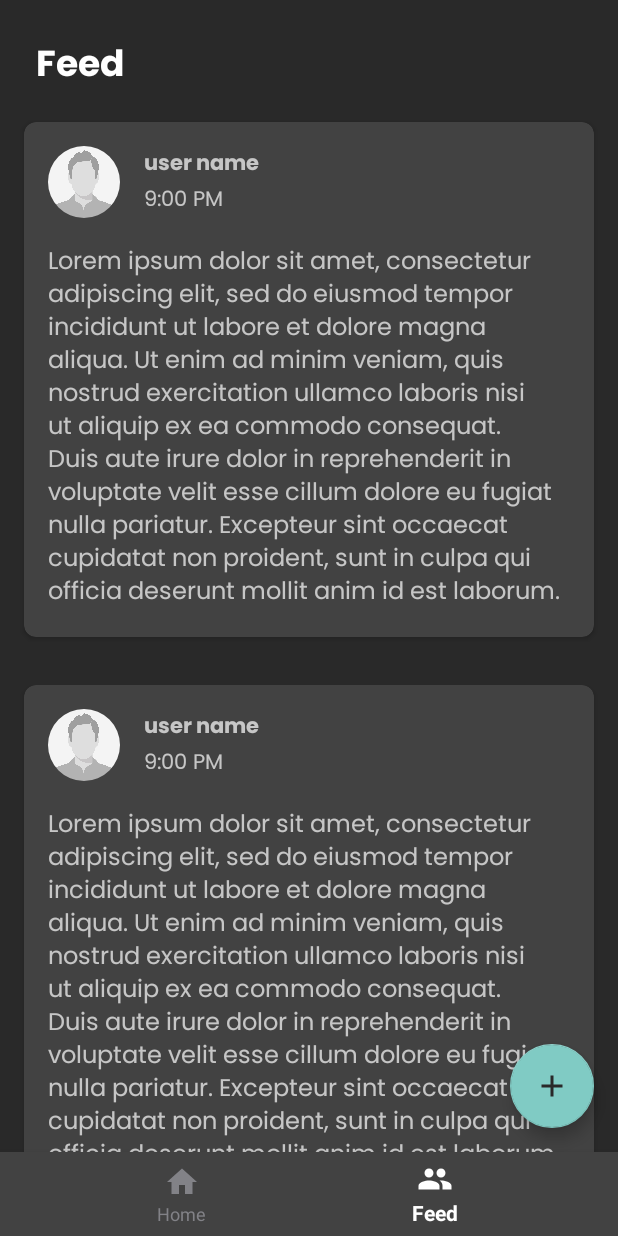
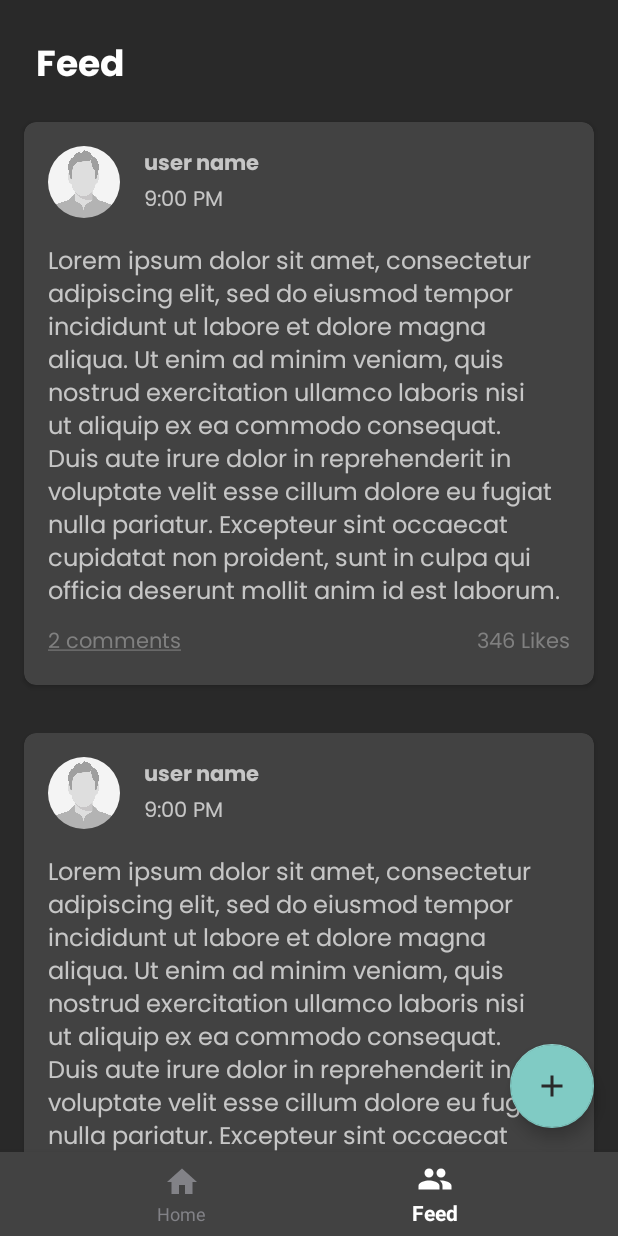
Before and after one commit to Biswadip-24/productivity-tracker-frontend, an Android app: the screen it shows after launch (MainActivity), item 2 of the bottom bar chosen, on a phone screen of 412 x 824 dp. Run offline under Robolectric (Android 15) with nearby library versions, the phone set to English and light mode, and no system bars; libraries missing offline, so code that uses them is left out: com.github.mikephil.charting; 32 statements that could not run were skipped.

Commit message:
Post details page added

```diff
--- a/app/src/main/java/com/example/productivitytracker/UsersFragment.java
+++ b/app/src/main/java/com/example/productivitytracker/UsersFragment.java
@@ -3,10 +3,12 @@ package com.example.productivitytracker;
 import android.os.Bundle;
 
 import androidx.fragment.app.Fragment;
+import androidx.fragment.app.FragmentTransaction;
 
 import android.view.LayoutInflater;
 import android.view.View;
 import android.view.ViewGroup;
+import android.widget.AdapterView;
 
 import com.example.productivitytracker.adapters.ActivityListAdapter;
 import com.example.productivitytracker.adapters.UserPostsAdapter;
@@ -18,6 +20,7 @@ import java.util.ArrayList;
 public class UsersFragment extends Fragment
 {
     FragmentUsersBinding binding;
+    UserPostsAdapter.OnItemClickListener listener;
 
     @Override
     public void onCreate(Bundle savedInstanceState) {
@@ -34,9 +37,20 @@ public class UsersFragment extends Fragment
     }
 
     private void populatePosts(){
+        setOnPostClickListener();
         ArrayList<UserPost> userPosts = getPosts();
-        UserPostsAdapter adapter = new UserPostsAdapter(userPosts);
+        UserPostsAdapter adapter = new UserPostsAdapter(userPosts, listener);
         binding.rvUserPosts.setAdapter(adapter);
+    }
+
+    private void setOnPostClickListener(){
+        listener = (v, position) -> {
+            PostDetailsFragment nextFrag= new PostDetailsFragment();
+            getActivity().getSupportFragmentManager().beginTransaction()
+                    .replace(R.id.frame_layout, nextFrag, "findThisFragment")
+                    .addToBackStack(null)
+                    .commit();
+        };
     }
 
     private ArrayList<UserPost> getPosts(){
--- a/app/src/main/java/com/example/productivitytracker/adapters/UserPostsAdapter.java
+++ b/app/src/main/java/com/example/productivitytracker/adapters/UserPostsAdapter.java
@@ -17,13 +17,15 @@ import java.util.ArrayList;
 public class UserPostsAdapter extends RecyclerView.Adapter<UserPostsAdapter.ViewHolder> {
 
     private ArrayList<UserPost> userPosts;
+    private OnItemClickListener listener;
 
-    public UserPostsAdapter(ArrayList<UserPost> userPosts){
+    public UserPostsAdapter(ArrayList<UserPost> userPosts, OnItemClickListener listener){
         this.userPosts = userPosts;
+        this.listener = listener;
     }
 
 
-    public class ViewHolder extends RecyclerView.ViewHolder{
+    public class ViewHolder extends RecyclerView.ViewHolder implements View.OnClickListener{
 
         private final TextView postText;
         private final ImageView authorImage;
@@ -37,6 +39,13 @@ public class UserPostsAdapter extends RecyclerView.Adapter<UserPostsAdapter.View
             authorImage = itemView.findViewById(R.id.author_image);
             authorName = itemView.findViewById(R.id.author_name);
             postTime = itemView.findViewById(R.id.post_time);
+
+            itemView.setOnClickListener(this);
+        }
+
+        @Override
+        public void onClick(View v) {
+            listener.onClick(v, getAdapterPosition());
         }
     }
 
@@ -63,4 +72,8 @@ public class UserPostsAdapter extends RecyclerView.Adapter<UserPostsAdapter.View
         return userPosts.size();
     }
 
+    public interface OnItemClickListener{
+        void onClick(View v, int position);
+    }
+
 }
--- /dev/null
+++ b/app/src/main/res/drawable/like_button.xml
@@ -0,0 +1,5 @@
+<?xml version="1.0" encoding="utf-8"?>
+<selector xmlns:android="http://schemas.android.com/apk/res/android">
+    <item android:drawable="@drawable/like_selected" android:state_pressed="true"/>
+    <item android:drawable="@drawable/like_unselected"/>
+</selector>
--- a/app/src/main/res/layout/post_item.xml
+++ b/app/src/main/res/layout/post_item.xml
@@ -24,9 +24,9 @@
                 android:layout_height="48dp"
                 android:id="@+id/author_image"
                 android:src="@drawable/user_avatar"
+                android:clickable="false"
                 android:scaleType="centerInside"
-                app:shapeAppearanceOverlay="@style/circleImageView"
-                android:background="?attr/selectableItemBackgroundBorderless"/>
+                app:shapeAppearanceOverlay="@style/circleImageView"/>
 
             <LinearLayout
                 android:layout_width="wrap_content"
@@ -60,6 +60,34 @@
             android:fontFamily="@font/poppins"
             android:textSize="16sp"/>
 
+        <LinearLayout
+            android:layout_width="match_parent"
+            android:layout_height="wrap_content"
+            android:orientation="horizontal"
+            android:layout_marginTop="8dp">
+
+            <TextView
+                android:layout_width="wrap_content"
+                android:layout_height="wrap_content"
+                android:text="@string/Comments"
+                android:fontFamily="@font/poppins"
+                android:textColor="@color/gray"/>
+
+            <Space
+                android:layout_width="wrap_content"
+                android:layout_weight="1"
+                android:layout_height="wrap_content"/>
+
+            <TextView
+                android:layout_width="wrap_content"
+                android:layout_height="wrap_content"
+                android:text="346 Likes"
+                android:fontFamily="@font/poppins"
+                android:textColor="@color/gray"/>
+
+
+        </LinearLayout>
+
     </LinearLayout>
 
 
--- a/app/src/main/res/values/strings.xml
+++ b/app/src/main/res/values/strings.xml
@@ -26,4 +26,7 @@
 
     <string name="samplePostText">Lorem ipsum dolor sit amet, consectetur adipiscing elit, sed do eiusmod tempor incididunt ut labore et dolore magna aliqua. Ut enim ad minim veniam, quis nostrud exercitation ullamco laboris nisi ut aliquip ex ea commodo consequat. Duis aute irure dolor in reprehenderit in voluptate velit esse cillum dolore eu fugiat nulla pariatur. Excepteur sint occaecat cupidatat non proident, sunt in culpa qui officia deserunt mollit anim id est laborum.</string>
     <string name="sampleRecommendations">Lorem ipsum dolor sit amet, consectetur adipiscing elit, sed do eiusmod tempor incididunt ut labore et dolore magna aliqua. Ut enim ad minim veniam, quis nostrud exercitation ullamco laboris nisi ut aliquip ex ea commodo consequat.</string>
+    <string name="Comments"><u>2 comments</u></string>
+    <string name="comment_hint">Add comment</string>
+    <string name="sampleCommment">Lorem ipsum dolor sit amet, consectetur adipiscing elit, sed do eiusmod tempor incididunt ut labore et dolore magna aliqua.</string>
 </resources>
```
Also changed, not shown: app/src/main/java/com/example/productivitytracker/PostDetailsFragment.java (added, +58 -0 lines), app/src/main/java/com/example/productivitytracker/adapters/CommentListAdapter.java (added, +48 -0 lines), app/src/main/res/drawable/ic_baseline_add_comment_24.xml (added, +10 -0 lines), app/src/main/res/layout/activity_user_profile.xml (+5 -3 lines), app/src/main/res/layout/comment_item.xml (added, +27 -0 lines), app/src/main/res/layout/fragment_post_details.xml (added, +130 -0 lines), app/src/main/res/drawable-v24/like_selected.png (added), app/src/main/res/drawable-v24/like_unselected.png (added).
